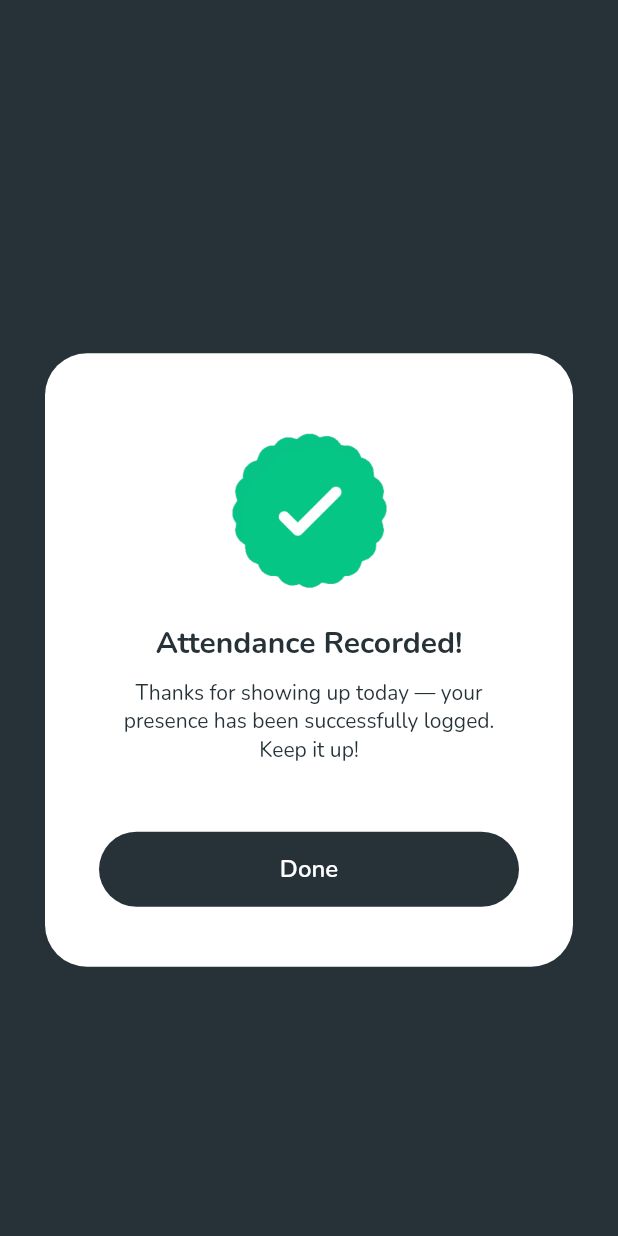
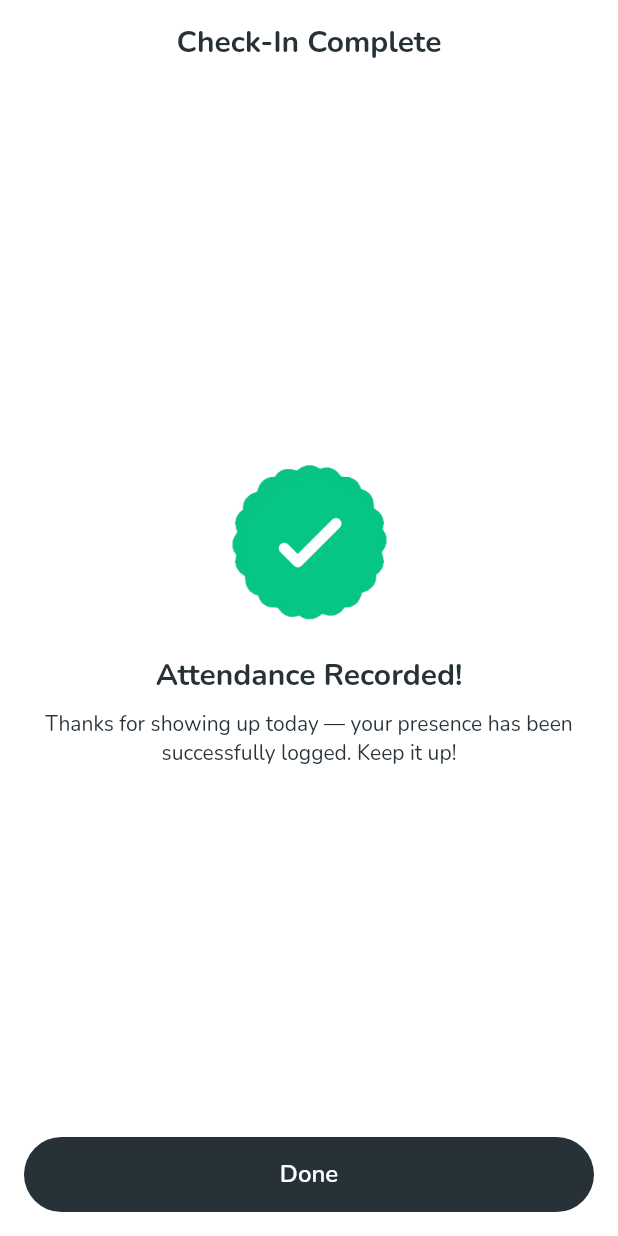
Before and after one commit to iDev-20/attendance_app, a Flutter app: the VerificationSuccessPage screen opened directly, on a phone screen of 412 x 824 dp. Run offline on Flutter 3.47's test engine with Material 3 defaults, Android fonts, the light colour scheme and no system bars; our stand-ins replace firebase_auth, firebase_core, flutter_svg, iconsax, modal_progress_hud_nsn, rflutter_alert and 1 more; missing offline and left inert: qr_code_scanner; accounts and stored records are empty.

Commit message:
updated verification success page

```diff
--- a/lib/resources/app_strings.dart
+++ b/lib/resources/app_strings.dart
@@ -49,9 +49,11 @@ class AppStrings {
   static const saveChanges = 'Save Changes';
 
   //Verification Success
+  static const checkInComplete = 'Check-In Complete';
   static const attendanceRecorded = 'Attendance Recorded!';
   static const thanksForShowingUpToday =
       'Thanks for showing up today — your presence has been successfully logged. Keep it up!';
+  static const done = 'Done';
 
   //Home
   static const morningGreetingSubtitle = 'Ready to make the most of today?';
--- a/lib/views/pages/verification_success_page.dart
+++ b/lib/views/pages/verification_success_page.dart
@@ -20,9 +20,8 @@ class _VerificationSuccessPageState extends State<VerificationSuccessPage> {
   Widget build(BuildContext context) {
     return AppPageScaffold(
       hideAppBar: false,
-      title: 'Verification Success',
+      title: AppStrings.checkInComplete,
       showBackButton: false,
-      backgroundColor: AppColors.defaultColor,
       body: Column(
         children: [
           Expanded(
@@ -31,19 +30,6 @@ class _VerificationSuccessPageState extends State<VerificationSuccessPage> {
               child: Column(
                 mainAxisAlignment: MainAxisAlignment.center,
                 crossAxisAlignment: CrossAxisAlignment.center,
-                children: [
-                  // SizedBox(
-                  //     height: 150,
-                  //     width: 150,
-                  //     child: Image(image: AppImages.successLogo)),
-                  Container(
-                    padding: const EdgeInsets.only(
-                        left: 36, top: 30, right: 36, bottom: 40),
-                    decoration: BoxDecoration(
-                      color: AppColors.white,
-                      borderRadius: BorderRadius.circular(28),
-                    ),
-                    child: Column(
                 children: [
                   SizedBox(
                       height: 150,
@@ -65,12 +51,16 @@ class _VerificationSuccessPageState extends State<VerificationSuccessPage> {
                         color: AppColors.defaultColor,
                         fontWeight: FontWeight.w500),
                   ),
-                        const SizedBox(height: 45),
-                        PrimaryButton(
+                ],
+              ),
+            ),
+          ),
+          Padding(
+            padding: const EdgeInsets.all(16),
+            child: PrimaryButton(
               onTap: () {
                 Navigation.navigateToScreen(
-                                context: context,
-                                screen: const NavigationHostPage());
+                    context: context, screen: const NavigationHostPage());
                 // //this exits the app in andriod
                 // if (Platform.isAndroid) {
                 //   SystemNavigator.pop();
@@ -80,49 +70,9 @@ class _VerificationSuccessPageState extends State<VerificationSuccessPage> {
                 //   exit(0);
                 // }
               },
-                          child: const Text('Done'),
-                        ),
-                      ],
+              child: const Text(AppStrings.done),
             ),
           ),
-                  // const Text(
-                  //   AppStrings.attendanceRecorded,
-                  //   textAlign: TextAlign.center,
-                  //   style: TextStyle(
-                  //       color: AppColors.white,
-                  //       fontSize: 20,
-                  //       fontWeight: FontWeight.bold),
-                  // ),
-                  // const SizedBox(height: 10),
-                  // const Text(
-                  //   AppStrings.thanksForShowingUpToday,
-                  //   textAlign: TextAlign.center,
-                  //   style: TextStyle(
-                  //       color: AppColors.white, fontWeight: FontWeight.w500),
-                  // ),
-                ],
-              ),
-            ),
-          ),
-          // Container(
-          //   color: AppColors.white,
-          //   padding: const EdgeInsets.all(16.0),
-          //   child: PrimaryButton(
-          //     onTap: () {
-          //       Navigation.navigateToScreen(
-          //           context: context, screen: const NavigationHostPage());
-          //       // //this exits the app in andriod
-          //       // if (Platform.isAndroid) {
-          //       //   SystemNavigator.pop();
-          //       // }
-          //       // //this exits the app in ios
-          //       // else {
-          //       //   exit(0);
-          //       // }
-          //     },
-          //     child: const Text('Done'),
-          //   ),
-          // ),
         ],
       ),
     );
```
Lines whose indentation alone changed are shown as unchanged.
